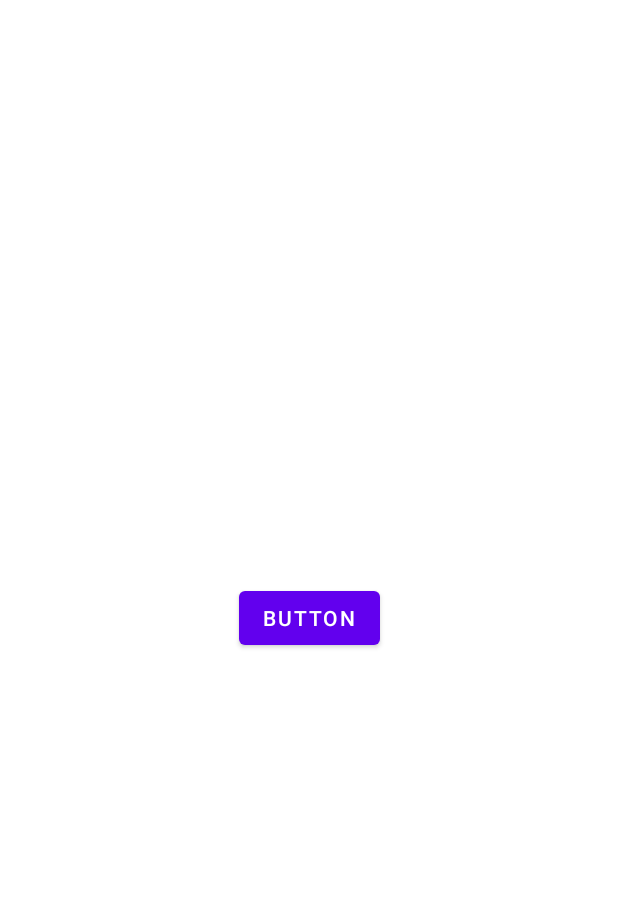
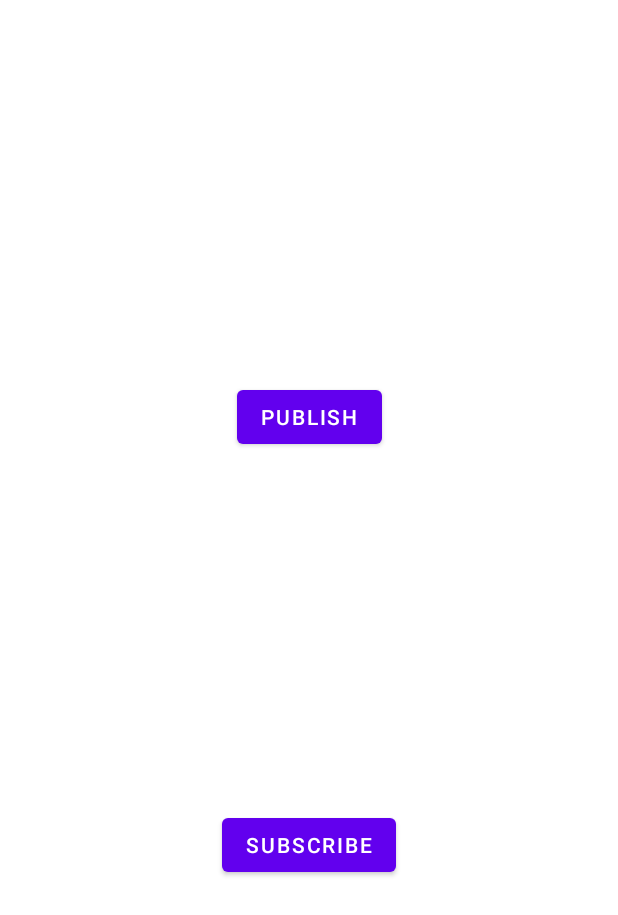
Before and after one commit to TI-proftaak-MB-A3/android-app, an Android app: the screen it shows after launch (MainActivity), on a phone screen of 412 x 824 dp. Shown: the top 915 px of the screen. Run offline under Robolectric (Android 15) with nearby library versions, the phone set to English and light mode, and no system bars; libraries missing offline, so code that uses them is left out: org.eclipse.paho; 3 statements that could not run were skipped.

Commit message:
subscribeTopic added

```diff
--- a/app/src/main/java/nl/avans/ti/MQTT/Connect.java
+++ b/app/src/main/java/nl/avans/ti/MQTT/Connect.java
@@ -48,6 +48,7 @@ public class Connect {
 
             @Override
             public void messageArrived(String topic, MqttMessage message) throws Exception {
+                System.out.println("message arrived: " + message);
                 Log.d(LOGTAG, "MQTT client delivery complete");
             }
 
@@ -119,7 +120,7 @@ public class Connect {
         }
     }
 
-    public void publishMessage(String topic, String msg) {
+    public void publishMessage(String msg) {
         byte[] encodedPayload = new byte[0];
         try {
             // Convert the message to a UTF-8 encoded byte array
@@ -130,7 +131,7 @@ public class Connect {
             message.setQos(QUALITY_OF_SERVICE);
             message.setRetained(false);
             // Publish the message via the MQTT broker
-            this.mqttAndroidClient.publish(topic, message);
+            this.mqttAndroidClient.publish(test, message);
             System.out.println("printed");
         } catch (UnsupportedEncodingException | MqttException e) {
             Log.e(LOGTAG, "MQTT exception while publishing topic to MQTT broker, msg: " + e.getMessage() +
@@ -140,20 +141,20 @@ public class Connect {
         }
     }
 
-    public void subscribeToTopic(MqttAndroidClient client, final String topic) {
+    public void subscribeToTopic() {
         try {
             // Try to subscribe to the topic
-            IMqttToken token = client.subscribe(topic, QUALITY_OF_SERVICE);
+            IMqttToken token = this.mqttAndroidClient.subscribe(test, QUALITY_OF_SERVICE);
             // Set up callbacks to handle the result
             token.setActionCallback(new IMqttActionListener() {
                 @Override
                 public void onSuccess(IMqttToken asyncActionToken) {
-                    Log.d(LOGTAG, "MQTT client is now subscribed to topic " + topic);
+                    Log.d(LOGTAG, "MQTT client is now subscribed to topic " + test);
                 }
 
                 @Override
                 public void onFailure(IMqttToken asyncActionToken, Throwable exception) {
-                    Log.e(LOGTAG, "MQTT failed to subscribe to topic " + topic + " because: " +
+                    Log.e(LOGTAG, "MQTT failed to subscribe to topic " + test + " because: " +
                             exception.getLocalizedMessage());
                 }
             });
@@ -164,20 +165,20 @@ public class Connect {
         }
     }
 
-    public void unsubscribeToTopic(MqttAndroidClient client, final String topic) {
+    public void unsubscribeToTopic(MqttAndroidClient client) {
         try {
             // Try to unsubscribe to the topic
-            IMqttToken token = client.unsubscribe(topic);
+            IMqttToken token = client.unsubscribe(test);
             // Set up callbacks to handle the result
             token.setActionCallback(new IMqttActionListener() {
                 @Override
                 public void onSuccess(IMqttToken asyncActionToken) {
-                    Log.d(LOGTAG, "MQTT client is now unsubscribed to topic " + topic);
+                    Log.d(LOGTAG, "MQTT client is now unsubscribed to topic " + test);
                 }
 
                 @Override
                 public void onFailure(IMqttToken asyncActionToken, Throwable exception) {
-                    Log.e(LOGTAG, "MQTT client failed to unsubscribe to topic " + topic + " because: " +
+                    Log.e(LOGTAG, "MQTT client failed to unsubscribe to topic " + test + " because: " +
                             exception.getLocalizedMessage());
                 }
             });
--- a/app/src/main/java/nl/avans/ti/MainActivity.java
+++ b/app/src/main/java/nl/avans/ti/MainActivity.java
@@ -13,13 +13,19 @@ public class MainActivity extends AppCompatActivity {
     protected void onCreate(Bundle savedInstanceState) {
         Connect connection = new Connect(this);
 
+
         super.onCreate(savedInstanceState);
         setContentView(R.layout.activity_main);
 
         Button button = findViewById(R.id.button);
         button.setOnClickListener((v -> {
-            connection.publishMessage(connection.test, "test");
+            connection.publishMessage("test");
             System.out.println("pressed");
+        }));
+
+        Button button1 = findViewById(R.id.button2);
+        button1.setOnClickListener((v -> {
+            connection.subscribeToTopic();
         }));
 
 
--- a/app/src/main/res/layout/activity_main.xml
+++ b/app/src/main/res/layout/activity_main.xml
@@ -10,9 +10,20 @@
         android:id="@+id/button"
         android:layout_width="wrap_content"
         android:layout_height="wrap_content"
-        android:text="Button"
+        android:text="publish"
         app:layout_constraintBottom_toBottomOf="parent"
         app:layout_constraintEnd_toEndOf="parent"
         app:layout_constraintStart_toStartOf="parent"
-        app:layout_constraintTop_toTopOf="parent" />
+        app:layout_constraintTop_toTopOf="parent"
+        app:layout_constraintVertical_bias="0.327" />
+
+    <Button
+        android:id="@+id/button2"
+        android:layout_width="wrap_content"
+        android:layout_height="wrap_content"
+        android:text="subscribe"
+        app:layout_constraintBottom_toBottomOf="parent"
+        app:layout_constraintEnd_toEndOf="parent"
+        app:layout_constraintStart_toStartOf="parent"
+        app:layout_constraintTop_toBottomOf="@+id/button" />
 </androidx.constraintlayout.widget.ConstraintLayout>
```
